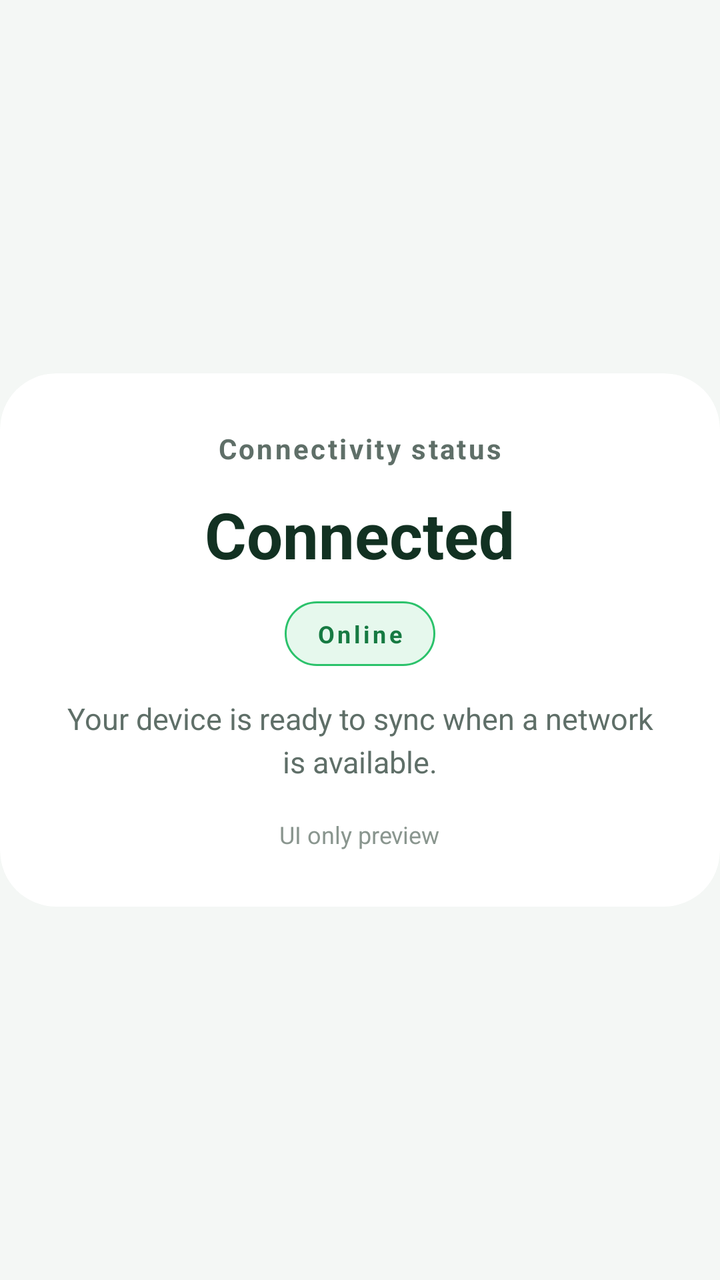
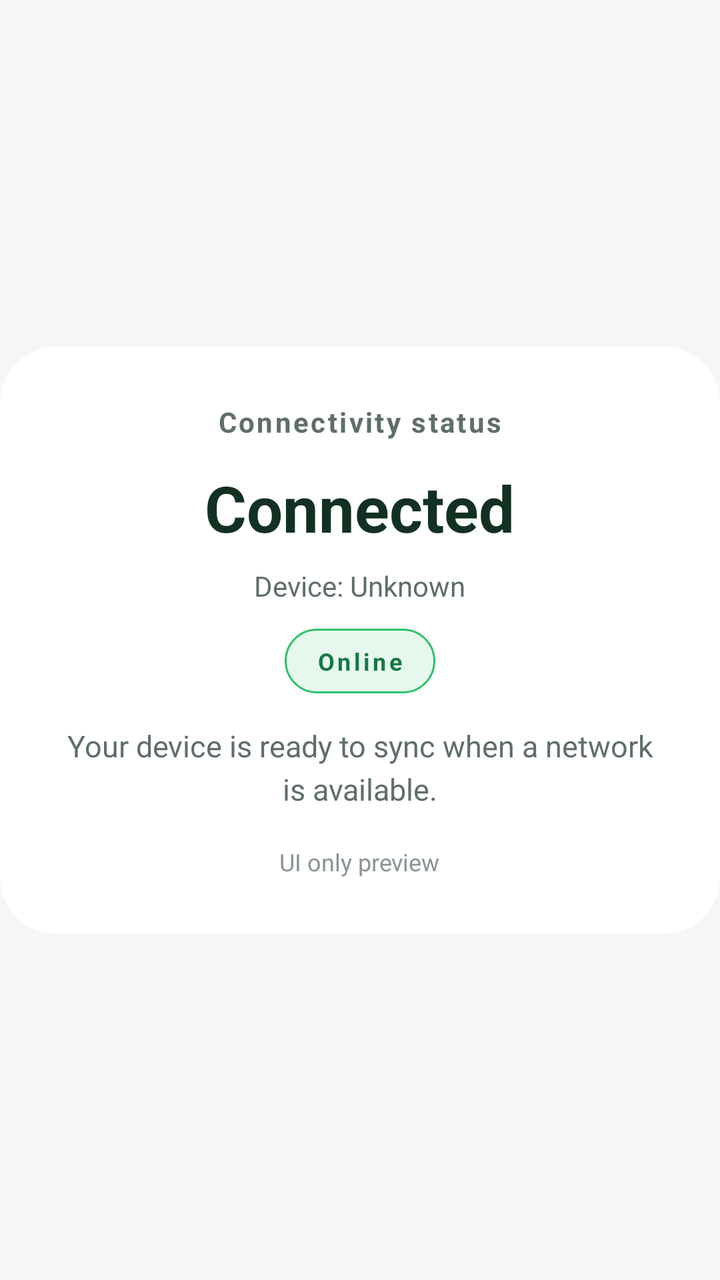

Compare the two renders of this Android layout. The source of the first and the diff that turns it into the second are given below.
<!-- AndroidManifest.xml: application theme Theme.Syncflow -->
<!-- res/layout/activity_main.xml -->
<?xml version="1.0" encoding="utf-8"?>
<androidx.constraintlayout.widget.ConstraintLayout xmlns:android="http://schemas.android.com/apk/res/android"
    xmlns:app="http://schemas.android.com/apk/res-auto"
    xmlns:tools="http://schemas.android.com/tools"
    android:layout_width="match_parent"
    android:layout_height="match_parent"
    android:background="@color/connectivity_background"
    tools:context=".MainActivity">

    <com.google.android.material.card.MaterialCardView
        android:id="@+id/status_card"
        android:layout_width="wrap_content"
        android:layout_height="wrap_content"
        android:layout_marginStart="24dp"
        android:layout_marginEnd="24dp"
        app:cardBackgroundColor="@color/connectivity_surface"
        app:cardCornerRadius="28dp"
        app:cardElevation="0dp"
        app:cardUseCompatPadding="false"
        app:layout_constraintBottom_toBottomOf="parent"
        app:layout_constraintEnd_toEndOf="parent"
        app:layout_constraintStart_toStartOf="parent"
        app:layout_constraintTop_toTopOf="parent">

        <LinearLayout
            android:layout_width="wrap_content"
            android:layout_height="wrap_content"
            android:layout_gravity="center"
            android:gravity="center_horizontal"
            android:orientation="vertical"
            android:padding="28dp">

            <TextView
                android:layout_width="wrap_content"
                android:layout_height="wrap_content"
                android:layout_marginBottom="12dp"
                android:letterSpacing="0.08"
                android:text="Connectivity status"
                android:textColor="@color/connectivity_secondary_text"
                android:textSize="14sp"
                android:textStyle="bold" />

            <TextView
                android:layout_width="wrap_content"
                android:layout_height="wrap_content"
                android:layout_marginBottom="12dp"
                android:text="Connected"
                android:textColor="@color/connectivity_primary_text"
                android:textSize="32sp"
                android:textStyle="bold" />

            <TextView
                android:layout_width="wrap_content"
                android:layout_height="wrap_content"
                android:layout_marginBottom="16dp"
                android:background="@drawable/connectivity_status_pill"
                android:letterSpacing="0.12"
                android:paddingStart="16dp"
                android:paddingTop="8dp"
                android:paddingEnd="16dp"
                android:paddingBottom="8dp"
                android:text="Online"
                android:textColor="@color/connectivity_online_text"
                android:textSize="12sp"
                android:textStyle="bold" />

            <TextView
                android:layout_width="wrap_content"
                android:layout_height="wrap_content"
                android:gravity="center"
                android:lineSpacingExtra="4dp"
                android:text="Your device is ready to sync when a network is available."
                android:textColor="@color/connectivity_secondary_text"
                android:textSize="15sp" />

            <TextView
                android:layout_width="wrap_content"
                android:layout_height="wrap_content"
                android:layout_marginTop="18dp"
                android:text="UI only preview"
                android:textColor="@color/connectivity_tertiary_text"
                android:textSize="12sp" />

        </LinearLayout>
    </com.google.android.material.card.MaterialCardView>

</androidx.constraintlayout.widget.ConstraintLayout>
<!-- resources referenced by this layout -->
<resources>
  <color name="connectivity_background">#F4F7F5</color>
  <color name="connectivity_online_text">#167A42</color>
  <color name="connectivity_primary_text">#123122</color>
  <color name="connectivity_secondary_text">#5F6F68</color>
  <color name="connectivity_surface">#FFFFFF</color>
  <color name="connectivity_tertiary_text">#8A968F</color>
  <!-- drawable connectivity_status_pill (drawable) -->
  <?xml version="1.0" encoding="utf-8"?>
  <shape xmlns:android="http://schemas.android.com/apk/res/android"
      android:shape="rectangle">
      <solid android:color="@color/connectivity_online_soft" />
      <corners android:radius="999dp" />
      <stroke
          android:width="1dp"
          android:color="@color/connectivity_online" />
  </shape>
  <style name="Theme.Syncflow" parent="Theme.MaterialComponents.DayNight.DarkActionBar">
          
          <item name="colorPrimary">@color/purple_500</item>
          <item name="colorPrimaryVariant">@color/purple_700</item>
          <item name="colorOnPrimary">@color/white</item>
          
          <item name="colorSecondary">@color/teal_200</item>
          <item name="colorSecondaryVariant">@color/teal_700</item>
          <item name="colorOnSecondary">@color/black</item>
          
          <item name="android:statusBarColor">?attr/colorPrimaryVariant</item>
          
      </style>
  <color name="connectivity_online_soft">#E6F8ED</color>
  <color name="connectivity_online">#2BC26B</color>
  <color name="purple_500">#FF6200EE</color>
  <color name="purple_700">#FF3700B3</color>
  <color name="white">#FFFFFFFF</color>
  <color name="teal_200">#FF03DAC5</color>
  <color name="teal_700">#FF018786</color>
  <color name="black">#FF000000</color>
</resources>

<!-- the commit's change to res/layout/activity_main.xml (unified diff, before → after) -->
@@ -30,7 +30,9 @@
             android:orientation="vertical"
             android:padding="28dp">
 
+
             <TextView
+                android:id="@+id/connectivity_title"
                 android:layout_width="wrap_content"
                 android:layout_height="wrap_content"
                 android:layout_marginBottom="12dp"
@@ -40,16 +42,29 @@
                 android:textSize="14sp"
                 android:textStyle="bold" />
 
+
             <TextView
+                android:id="@+id/connectivity_state_text"
                 android:layout_width="wrap_content"
                 android:layout_height="wrap_content"
-                android:layout_marginBottom="12dp"
+                android:layout_marginBottom="8dp"
                 android:text="Connected"
                 android:textColor="@color/connectivity_primary_text"
                 android:textSize="32sp"
                 android:textStyle="bold" />
 
             <TextView
+                android:id="@+id/connectivity_device_name"
+                android:layout_width="wrap_content"
+                android:layout_height="wrap_content"
+                android:layout_marginBottom="12dp"
+                android:text="Device: Unknown"
+                android:textColor="@color/connectivity_secondary_text"
+                android:textSize="14sp" />
+
+
+            <TextView
+                android:id="@+id/connectivity_pill"
                 android:layout_width="wrap_content"
                 android:layout_height="wrap_content"
                 android:layout_marginBottom="16dp"
